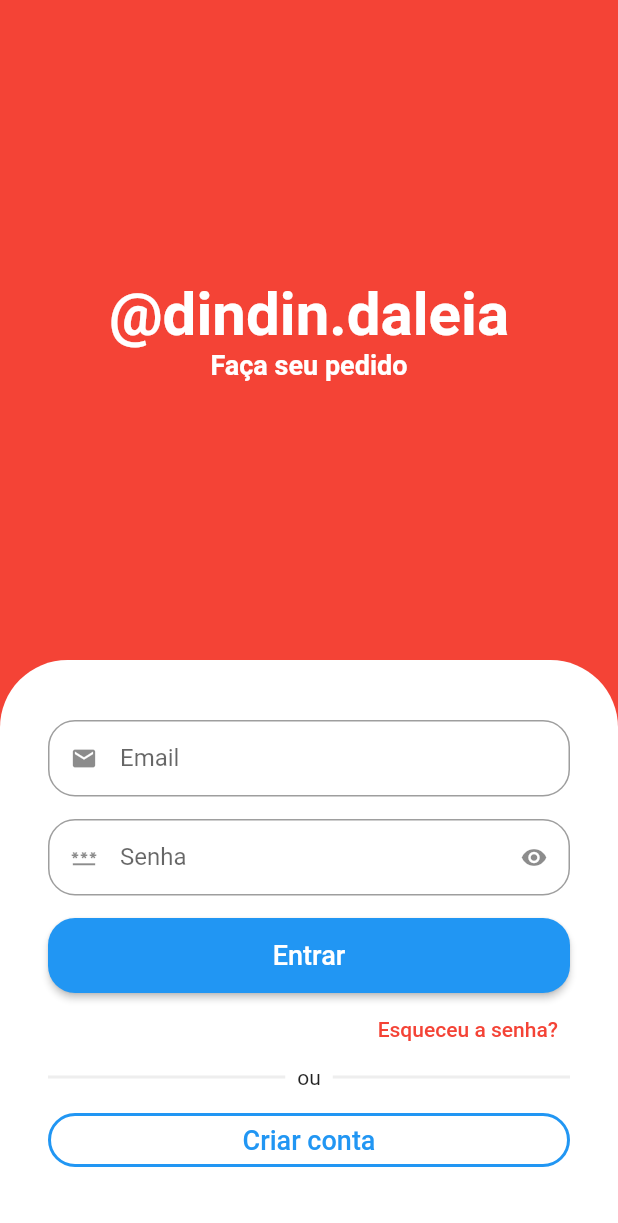
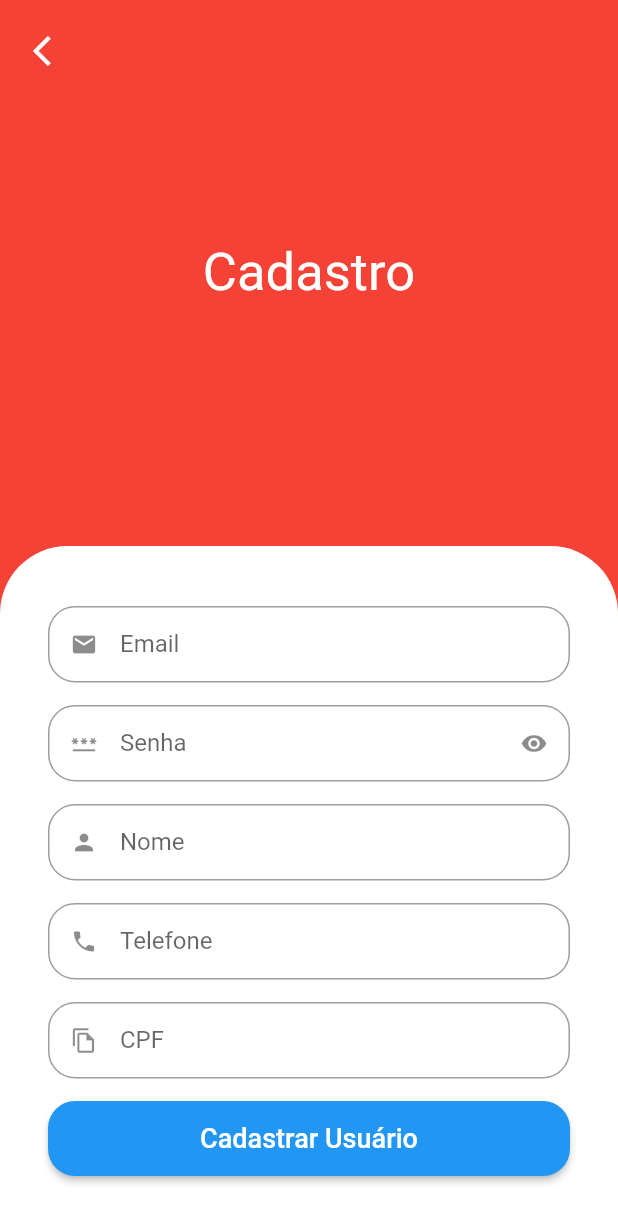
Before and after one commit to rafaelsrabelo/greengrocer, a Flutter app: the screen it shows after launch, after a tap on "Criar conta", on a phone screen of 412 x 824 dp. Shown: the top 1223 px of the screen. Run offline on Flutter 3.47's test engine with Material 2 defaults, Android fonts, the phone set to English and light mode, and no system bars.

Commit message:
create signup

```diff
--- a/lib/src/pages/sign_in_screen.dart
+++ b/lib/src/pages/sign_in_screen.dart
@@ -1,4 +1,5 @@
 import 'package:flutter/material.dart';
+import 'package:greengrocer/src/pages/sign_up_screen.dart';
 import 'package:greengrocer/src/widgets/custom_text_field.dart';
 
 class SignInScreen extends StatelessWidget {
@@ -138,7 +139,14 @@ class SignInScreen extends StatelessWidget {
                             color: Colors.blue,
                           ),
                         ),
-                        onPressed: () {},
+                        onPressed: () {
+                          Navigator.of(context).push(
+                            MaterialPageRoute(
+                              builder: (c) {
+                                return SignUpScreen();
+                              } )
+                          );
+                        },
                         child: const Text('Criar conta',
                           style: TextStyle(fontSize: 18, color: Colors.blue),
                         )),
--- /dev/null
+++ b/lib/src/pages/sign_up_screen.dart
@@ -0,0 +1,89 @@
+import 'package:flutter/material.dart';
+import 'package:greengrocer/src/pages/sign_up_screen.dart';
+import 'package:greengrocer/src/widgets/custom_text_field.dart';
+
+class SignUpScreen extends StatelessWidget {
+  const SignUpScreen({super.key});
+
+  @override
+  Widget build(BuildContext context) {
+    final size = MediaQuery.of(context).size;
+
+    return Scaffold(
+      backgroundColor: Colors.red,
+      body: SingleChildScrollView(
+        child: SizedBox(
+          height: size.height,
+          width: size.width,
+          child: Stack(
+            children: [
+              Column(
+                children: [
+                  Expanded(
+                    child: Center(
+                      child: Text(
+                        'Cadastro',
+                        style: TextStyle(color: Colors.white, fontSize: 35),
+                      ),
+                    ),
+                  ),
+                  Container(
+                    padding: const EdgeInsets.symmetric(
+                        horizontal: 32, vertical: 40),
+                    decoration: const BoxDecoration(
+                        color: Colors.white,
+                        borderRadius:
+                            BorderRadius.vertical(top: Radius.circular(45))),
+                    child: Column(
+                      crossAxisAlignment: CrossAxisAlignment.stretch,
+                      children: [
+                        CustomTextiField(icon: Icons.email, label: 'Email'),
+                        const CustomTextiField(
+                          icon: Icons.password,
+                          label: 'Senha',
+                          isSecret: true,
+                        ),
+                        CustomTextiField(icon: Icons.person, label: 'Nome'),
+                        CustomTextiField(icon: Icons.phone, label: 'Telefone'),
+                        CustomTextiField(
+                            icon: Icons.file_copy_outlined, label: 'CPF'),
+                        SizedBox(
+                          height: 50,
+                          child: ElevatedButton(
+                              style: ElevatedButton.styleFrom(
+                                  backgroundColor:
+                                      Colors.blue, // Defina a cor desejada aqui
+                                  shape: RoundedRectangleBorder(
+                                      borderRadius: BorderRadius.circular(18))),
+                              onPressed: () {},
+                              child: const Text(
+                                'Cadastrar Usuário',
+                                style: TextStyle(fontSize: 18),
+                              )),
+                        )
+                      ],
+                    ),
+                  ),
+                ],
+              ),
+              Positioned(
+                left: 10,
+                top: 10,
+                child: SafeArea(
+                  child: IconButton(
+                      onPressed: () {
+                        Navigator.of(context).pop();
+                      },
+                      icon: const Icon(
+                        Icons.arrow_back_ios,
+                        color: Colors.white,
+                      )),
+                ),
+              )
+            ],
+          ),
+        ),
+      ),
+    );
+  }
+}
```
